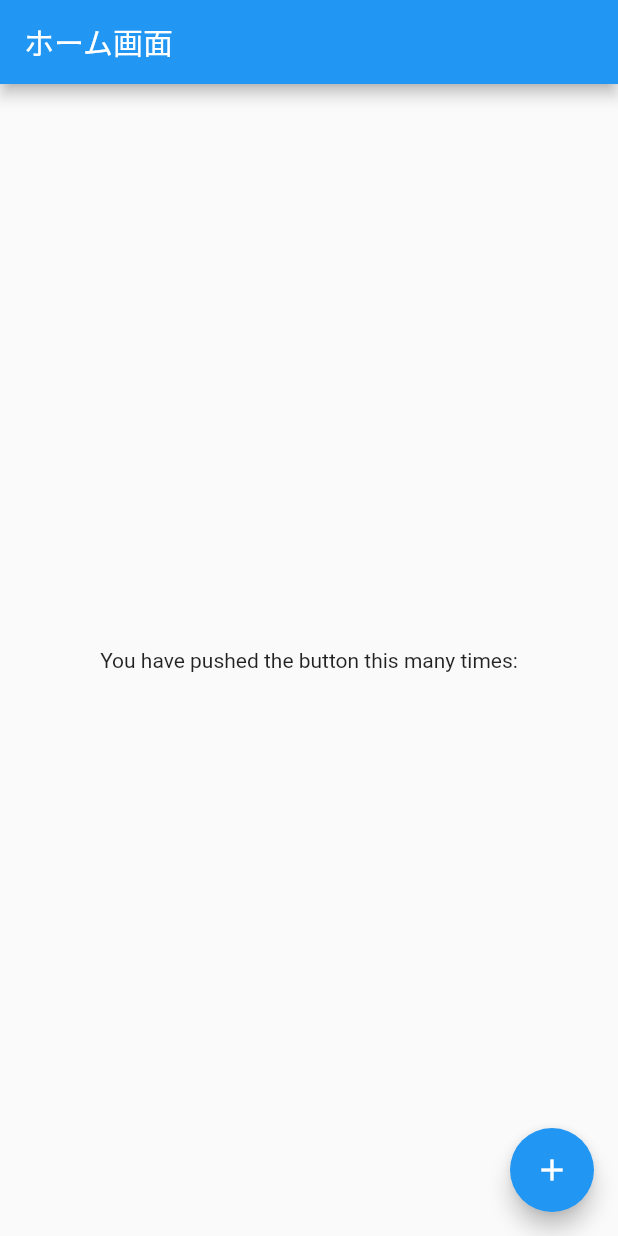
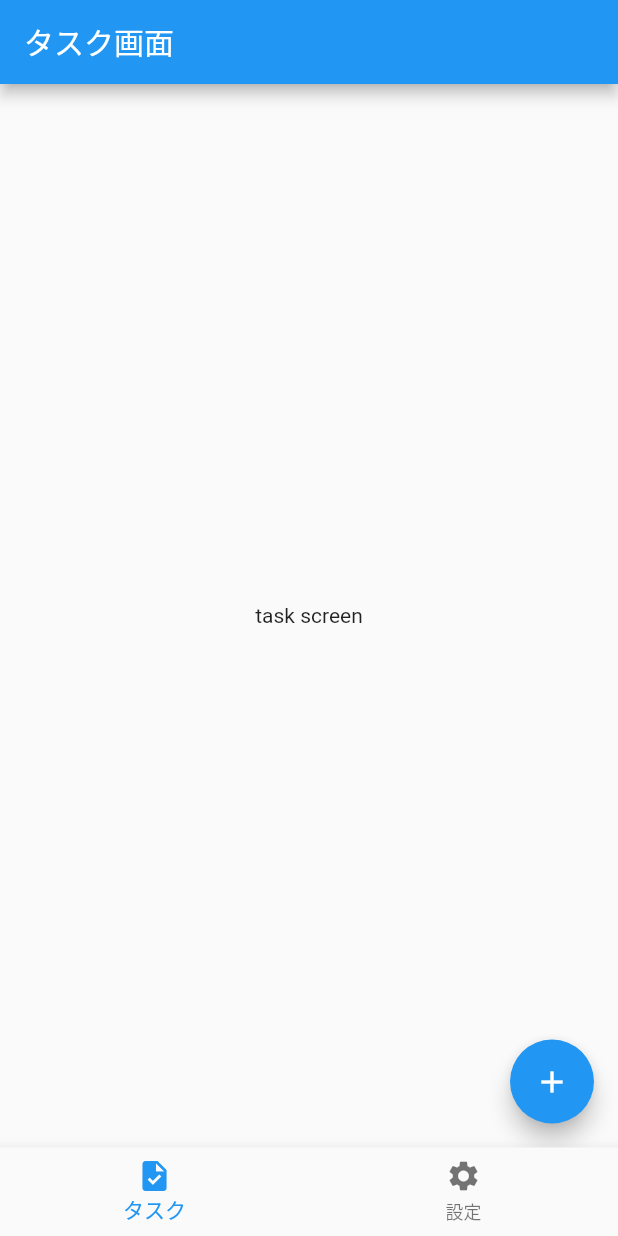
Before and after one commit to ume-kun1015/board, a Flutter app: the screen it shows after launch, on a phone screen of 412 x 824 dp. Run offline on Flutter 3.47's test engine with Material 2 defaults, Android fonts, the phone set to English and light mode, and no system bars.

Commit message:
feat: prepare tasks and settings screen

```diff
--- a/lib/main.dart
+++ b/lib/main.dart
@@ -16,7 +16,7 @@ class MyApp extends StatelessWidget {
       theme: ThemeData(
         primarySwatch: Colors.blue,
       ),
-      home: const BoardHomeScreen(),
+      home: BoardHomeScreen(),
     );
   }
 }
--- a/lib/screens/board_home_screen.dart
+++ b/lib/screens/board_home_screen.dart
@@ -1,32 +1,30 @@
 import 'package:flutter/material.dart';
 
+import 'package:board/screens/tasks/tasks_index.dart';
+import 'package:board/screens/settings/settings_index.dart';
+
 class BoardHomeScreen extends StatelessWidget {
-  const BoardHomeScreen({
+  BoardHomeScreen({
     Key? key,
   }) : super(key: key);
 
-  void onPressed() {
-    print('onpressed');
-  }
+  final List<Widget> tabs = [
+    const TasksIndexScreen(),
+    const SettingsIndexScreen()
+  ];
+
+  final tabIndex = 0;
 
   @override
   Widget build(BuildContext context) {
     return Scaffold(
-      appBar: AppBar(
-        title: const Text('ホーム画面'),
-      ),
-      body: Center(
-        child: Column(
-          mainAxisAlignment: MainAxisAlignment.center,
-          children: const <Widget>[
-            Text('You have pushed the button this many times:'),
-          ],
-        ),
-      ),
-      floatingActionButton: FloatingActionButton(
-        onPressed: onPressed,
-        tooltip: 'Increment',
-        child: const Icon(Icons.add),
+      body: tabs[tabIndex],
+      bottomNavigationBar: BottomNavigationBar(
+        currentIndex: tabIndex,
+        items: const [
+          BottomNavigationBarItem(icon: Icon(Icons.task), label: 'タスク'),
+          BottomNavigationBarItem(icon: Icon(Icons.settings), label: '設定'),
+        ],
       ),
     );
   }
--- /dev/null
+++ b/lib/screens/settings/settings_index.dart
@@ -0,0 +1,22 @@
+import 'package:flutter/material.dart';
+
+class SettingsIndexScreen extends StatelessWidget {
+  const SettingsIndexScreen({Key? key}) : super(key: key);
+
+  @override
+  Widget build(BuildContext context) {
+    return Scaffold(
+      appBar: AppBar(
+        title: const Text('設定画面'),
+      ),
+      body: Center(
+        child: Column(
+          mainAxisAlignment: MainAxisAlignment.center,
+          children: const <Widget>[
+            Text('settings screen'),
+          ],
+        ),
+      ),
+    );
+  }
+}
--- /dev/null
+++ b/lib/screens/tasks/tasks_index.dart
@@ -0,0 +1,31 @@
+import 'package:flutter/material.dart';
+
+class TasksIndexScreen extends StatelessWidget {
+  const TasksIndexScreen({Key? key}) : super(key: key);
+
+  void onPressed() {
+    print('onpressed');
+  }
+
+  @override
+  Widget build(BuildContext context) {
+    return Scaffold(
+      appBar: AppBar(
+        title: const Text('タスク画面'),
+      ),
+      floatingActionButton: FloatingActionButton(
+        onPressed: onPressed,
+        tooltip: 'Increment',
+        child: const Icon(Icons.add),
+      ),
+      body: Center(
+        child: Column(
+          mainAxisAlignment: MainAxisAlignment.center,
+          children: const <Widget>[
+            Text('task screen'),
+          ],
+        ),
+      ),
+    );
+  }
+}
```
